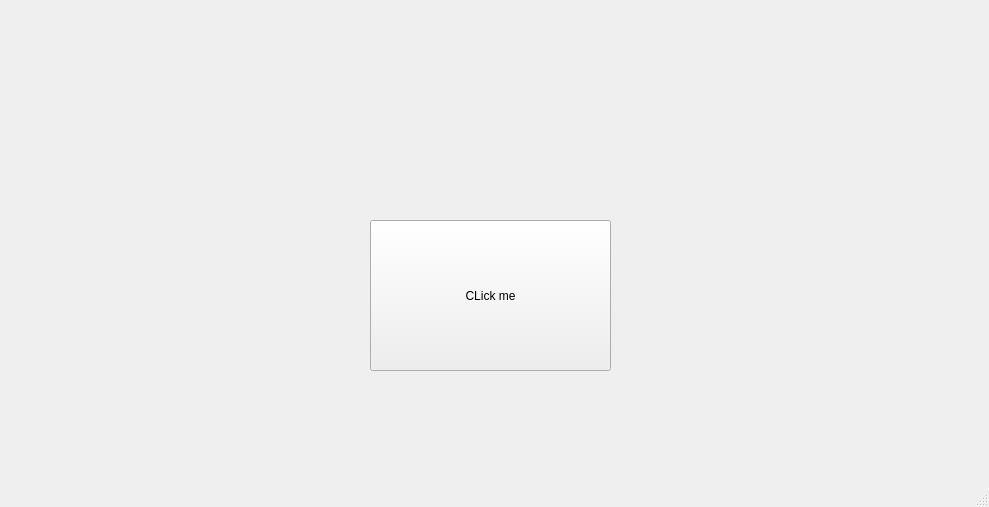
Above: mainwindow.ui from mars-cadieux/elevator-simulator before the change. Below: the same form after it.
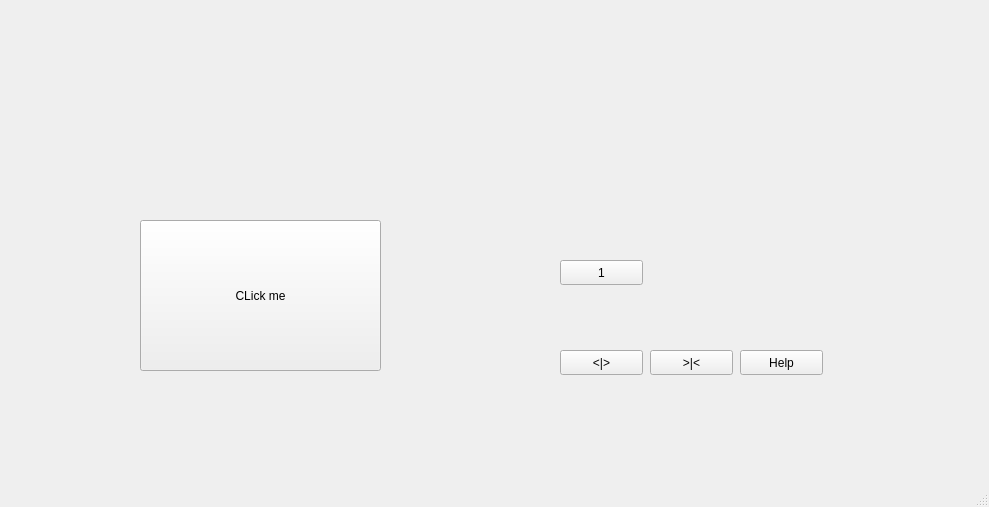
That is the form after the change.

Diff of the .ui file:
```diff
--- a/mainwindow.ui
+++ b/mainwindow.ui
@@ -17,7 +17,7 @@
    <widget class="QPushButton" name="pushButton">
     <property name="geometry">
      <rect>
-      <x>370</x>
+      <x>140</x>
       <y>220</y>
       <width>241</width>
       <height>151</height>
@@ -30,6 +30,58 @@
      <string>CLick me</string>
     </property>
    </widget>
+   <widget class="QPushButton" name="openDoorButton">
+    <property name="geometry">
+     <rect>
+      <x>560</x>
+      <y>350</y>
+      <width>83</width>
+      <height>25</height>
+     </rect>
+    </property>
+    <property name="text">
+     <string>&lt;|&gt;</string>
+    </property>
+   </widget>
+   <widget class="QPushButton" name="closeDoorButton">
+    <property name="geometry">
+     <rect>
+      <x>650</x>
+      <y>350</y>
+      <width>83</width>
+      <height>25</height>
+     </rect>
+    </property>
+    <property name="text">
+     <string>&gt;|&lt;</string>
+    </property>
+   </widget>
+   <widget class="QPushButton" name="helpButton">
+    <property name="geometry">
+     <rect>
+      <x>740</x>
+      <y>350</y>
+      <width>83</width>
+      <height>25</height>
+     </rect>
+    </property>
+    <property name="text">
+     <string>Help</string>
+    </property>
+   </widget>
+   <widget class="QPushButton" name="floor1Button">
+    <property name="geometry">
+     <rect>
+      <x>560</x>
+      <y>260</y>
+      <width>83</width>
+      <height>25</height>
+     </rect>
+    </property>
+    <property name="text">
+     <string>1</string>
+    </property>
+   </widget>
   </widget>
   <widget class="QMenuBar" name="menubar">
    <property name="geometry">
```
